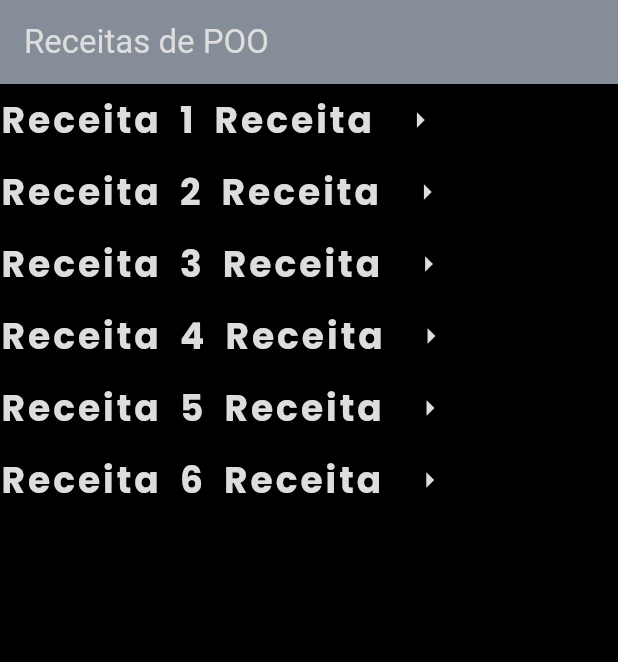
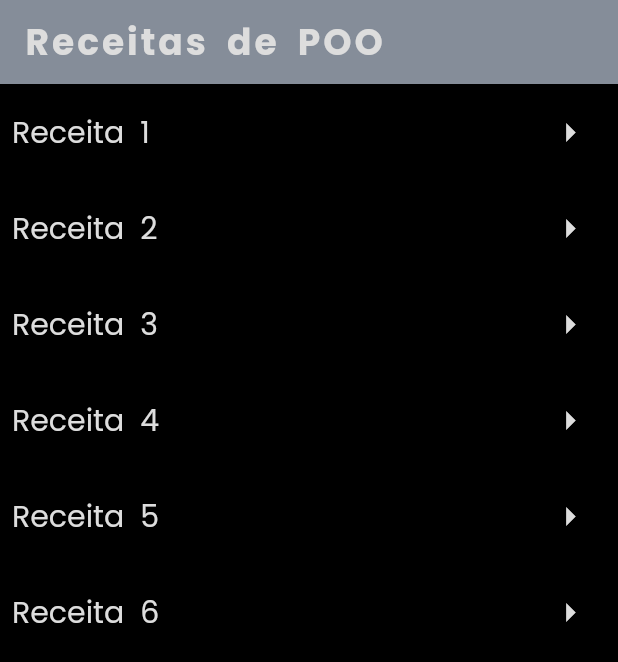
Before and after one commit to andersonstack/receitas, a Flutter app: the screen it shows after launch, on a phone screen of 412 x 824 dp. Shown: the top 662 px of the screen. Run offline on Flutter 3.47's test engine with Material 3 defaults, Android fonts, the phone set to English and light mode, and no system bars; our stand-ins replace flutter_hooks, google_fonts.

Commit message:
style: padding adjustment

```diff
--- a/lib/main.dart
+++ b/lib/main.dart
@@ -44,25 +44,34 @@ class Home extends HookWidget {
     ];
 
     return Scaffold(
-      appBar: AppBar(title: Text("Receitas de POO")),
+      appBar: AppBar(
+        title: Text(
+          "Receitas de POO",
+          style: Theme.of(context).textTheme.displayLarge,
+        ),
+      ),
       body: ListView(
         children:
             receitas.map((receita) {
               final rota = receita['rota'] as String;
 
-              return Row(
+              return Padding(
+                padding: const EdgeInsets.all(8.0),
+                child: Row(
+                  mainAxisAlignment: MainAxisAlignment.spaceBetween,
                   children: [
                     Text(
-                    "Receita ${rota[rota.length - 1]} ${rota.replaceAll(rota, "Receita ")}",
-                    style: Theme.of(context).textTheme.displayLarge,
+                      "${rota.replaceAll(rota, "Receita ")} ${rota[rota.length - 1]}",
+                      style: Theme.of(context).textTheme.displayMedium,
                     ),
                     IconButton(
                       onPressed: () {
                         Navigator.pushNamed(context, rota);
                       },
-                    icon: Icon(Icons.arrow_right),
+                      icon: Icon(Icons.arrow_right, size: 30.0),
                     ),
                   ],
+                ),
               );
             }).toList(),
       ),
```
Lines whose indentation alone changed are shown as unchanged.
